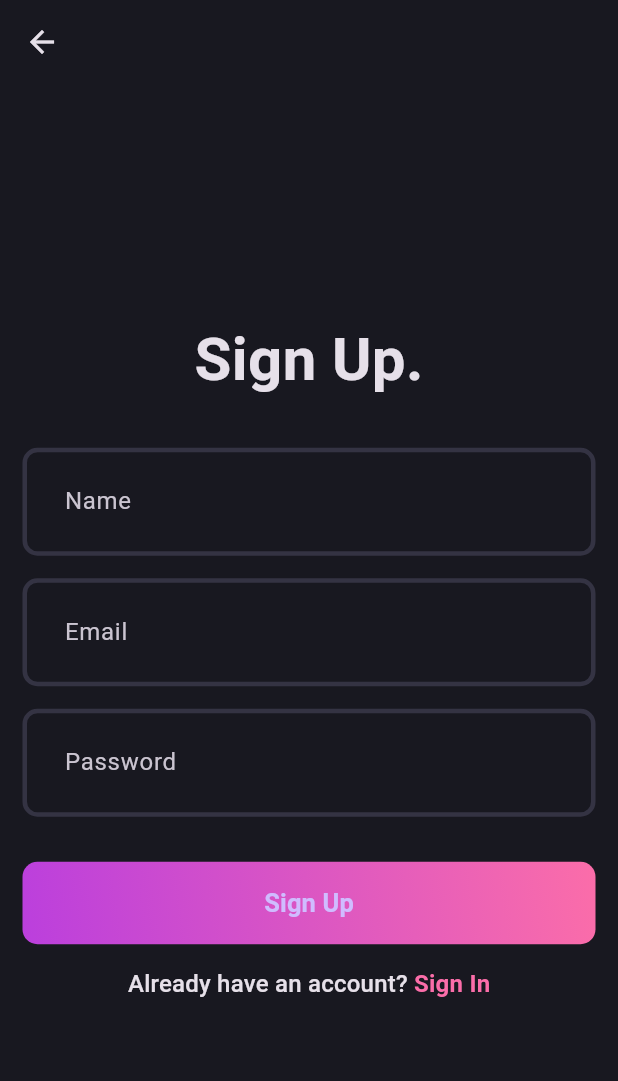
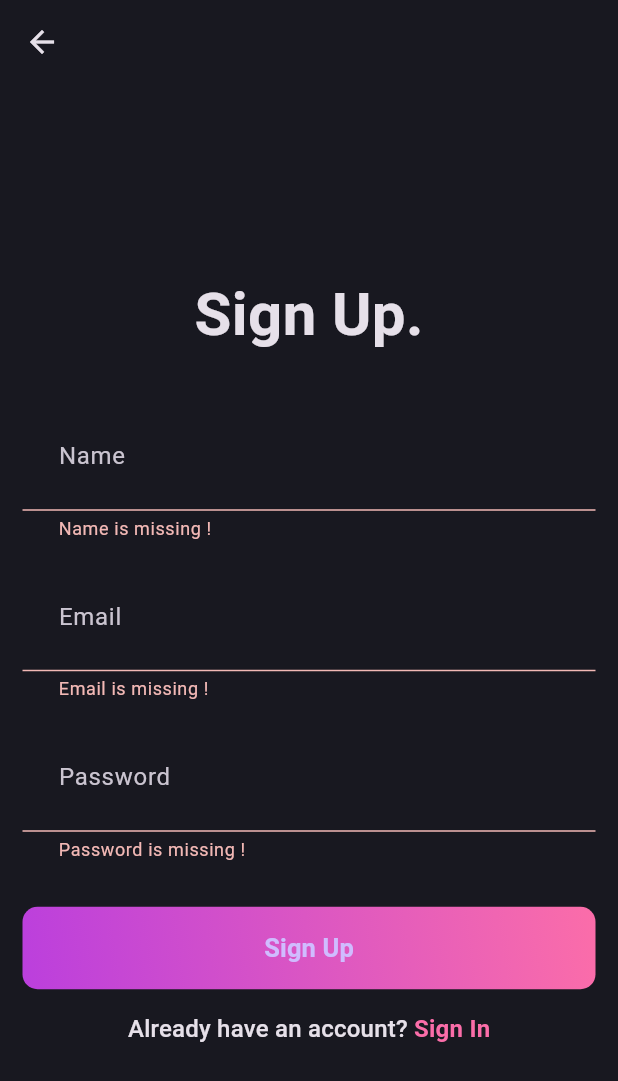
Before and after one commit to flexxy-07/WriteFlow, a Flutter app: the SignUpPage screen opened directly, after a tap on "Sign Up", on a phone screen of 412 x 824 dp. Shown: the top 1081 px of the screen. Run offline on Flutter 3.47's test engine with Material 3 defaults, Android fonts, the phone set to English and light mode, and no system bars; our stand-ins replace flutter_bloc, fpdart, supabase_flutter; accounts and stored records are empty.

Commit message:
Completed SignUp functinality

```diff
--- a/lib/features/auth/presentation/bloc/auth_event.dart
+++ b/lib/features/auth/presentation/bloc/auth_event.dart
@@ -12,5 +12,5 @@ final class AuthSignUp extends AuthEvent{
     required this.email,
     required this.name,
     required this.password
-  })
+  });
 }
--- a/lib/features/auth/presentation/pages/login_page.dart
+++ b/lib/features/auth/presentation/pages/login_page.dart
@@ -48,7 +48,7 @@ class _LoginPageState extends State<LoginPage> {
                 isObscureText: true,
               ),
               const SizedBox(height: 30),
-              const AuthGradientButton(text: 'Sign In'),
+              AuthGradientButton(text: 'Sign In', onPressed: () {}),
               const SizedBox(height: 15),
               GestureDetector(
                 onTap: () {
--- a/lib/features/auth/presentation/pages/sign_up.dart
+++ b/lib/features/auth/presentation/pages/sign_up.dart
@@ -1,8 +1,10 @@
 import 'package:blog_app/core/theme/app_pallete.dart';
+import 'package:blog_app/features/auth/presentation/bloc/auth_bloc.dart';
 import 'package:blog_app/features/auth/presentation/pages/login_page.dart';
 import 'package:blog_app/features/auth/presentation/widgets/auth_field.dart';
 import 'package:blog_app/features/auth/presentation/widgets/auth_gradient_button.dart';
 import 'package:flutter/material.dart';
+import 'package:flutter_bloc/flutter_bloc.dart';
 
 class SignUpPage extends StatefulWidget {
   const SignUpPage({super.key});
@@ -46,7 +48,11 @@ class _SignUpPageState extends State<SignUpPage> {
               const SizedBox(height: 15),
               AuthField(hintText: 'Password', controller: passwordController, isObscureText: true,),
               const SizedBox(height: 30),
-              const AuthGradientButton(text: 'Sign Up'),
+              AuthGradientButton(text: 'Sign Up', onPressed: (){
+                if(formKey.currentState!.validate()){
+                  context.read<AuthBloc>().add(AuthSignUp(email: emailController.text.trim(), name: nameController.text.trim(), password: passwordController.text.trim()));
+                }
+              },),
               const SizedBox(height: 15),
               GestureDetector(
                 onTap: () {
--- a/lib/features/auth/presentation/widgets/auth_gradient_button.dart
+++ b/lib/features/auth/presentation/widgets/auth_gradient_button.dart
@@ -3,7 +3,8 @@ import 'package:flutter/material.dart';
 
 class AuthGradientButton extends StatelessWidget {
   final String text;
-  const AuthGradientButton({super.key, required this.text});
+  final VoidCallback onPressed;
+  const AuthGradientButton({super.key, required this.text, required this.onPressed});
 
   @override
   Widget build(BuildContext context) {
@@ -17,7 +18,7 @@ class AuthGradientButton extends StatelessWidget {
         end: Alignment.topRight),
         borderRadius: BorderRadius.circular(10)
       ),
-      child: ElevatedButton(onPressed: (){},
+      child: ElevatedButton(onPressed: onPressed,
       style: ElevatedButton.styleFrom(
         backgroundColor: AppPallete.transparentColor,
         shadowColor: AppPallete.transparentColor,
```
Also changed, not shown: lib/features/auth/data/datasources/auth_remote_data_source.dart (+10 -3 lines), lib/main.dart (+24 -3 lines).
